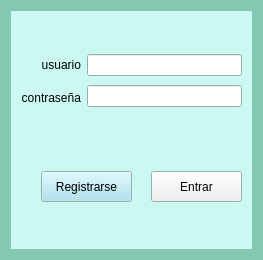
Before: the Qt Designer form vista_login.ui in rdanbaro/App_de_Contexto_Prompts, drawn with Qt 5.
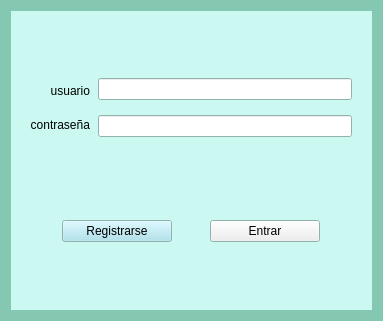
After: the same form once the commit is applied.

Commit message: implementacion de respuesta visual de errores  y validaciones incorrectas

```diff
--- a/vista_login.ui
+++ b/vista_login.ui
@@ -6,12 +6,12 @@
    <rect>
     <x>0</x>
     <y>0</y>
-    <width>263</width>
-    <height>260</height>
+    <width>383</width>
+    <height>321</height>
    </rect>
   </property>
   <property name="sizePolicy">
-   <sizepolicy hsizetype="Preferred" vsizetype="Preferred">
+   <sizepolicy hsizetype="Expanding" vsizetype="Preferred">
     <horstretch>3</horstretch>
     <verstretch>0</verstretch>
    </sizepolicy>
@@ -86,7 +86,10 @@
   <property name="windowTitle">
    <string>Login</string>
   </property>
-  <layout class="QVBoxLayout" name="verticalLayout_3">
+  <property name="windowOpacity">
+   <double>6.500000000000000</double>
+  </property>
+  <layout class="QHBoxLayout" name="horizontalLayout_2">
    <item>
     <widget class="QWidget" name="widget" native="true">
      <property name="minimumSize">
@@ -201,18 +204,34 @@
      <property name="autoFillBackground">
       <bool>true</bool>
      </property>
-     <widget class="QWidget" name="layoutWidget">
-      <property name="geometry">
-       <rect>
-        <x>10</x>
-        <y>40</y>
-        <width>221</width>
-        <height>60</height>
-       </rect>
+     <layout class="QVBoxLayout" name="verticalLayout_4">
+      <property name="spacing">
+       <number>0</number>
       </property>
+      <property name="leftMargin">
+       <number>13</number>
+      </property>
+      <property name="rightMargin">
+       <number>13</number>
+      </property>
+      <item>
+       <layout class="QVBoxLayout" name="verticalLayout_3">
+        <property name="leftMargin">
+         <number>6</number>
+        </property>
+        <property name="rightMargin">
+         <number>7</number>
+        </property>
+        <item>
       <layout class="QHBoxLayout" name="horizontalLayout">
+          <property name="spacing">
+           <number>8</number>
+          </property>
        <item>
         <layout class="QVBoxLayout" name="verticalLayout_2">
+            <property name="spacing">
+             <number>10</number>
+            </property>
          <item>
           <widget class="QLabel" name="etiqueta_usuario">
            <property name="text">
@@ -355,8 +374,15 @@
        </item>
        <item>
         <layout class="QVBoxLayout" name="verticalLayout">
+            <property name="spacing">
+             <number>15</number>
+            </property>
          <item>
-          <widget class="QLineEdit" name="usuario_entrada"/>
+             <widget class="QLineEdit" name="usuario_entrada">
+              <property name="text">
+               <string/>
+              </property>
+             </widget>
          </item>
          <item>
           <widget class="QLineEdit" name="contrasena_entrada"/>
@@ -364,19 +390,143 @@
         </layout>
        </item>
       </layout>
-     </widget>
+        </item>
+        <item>
+         <widget class="QLabel" name="label_error_visual">
+          <property name="maximumSize">
+           <size>
+            <width>16777215</width>
+            <height>25</height>
+           </size>
+          </property>
+          <property name="palette">
+           <palette>
+            <active>
+             <colorrole role="WindowText">
+              <brush brushstyle="SolidPattern">
+               <color alpha="255">
+                <red>224</red>
+                <green>27</green>
+                <blue>36</blue>
+               </color>
+              </brush>
+             </colorrole>
+            </active>
+            <inactive>
+             <colorrole role="WindowText">
+              <brush brushstyle="SolidPattern">
+               <color alpha="255">
+                <red>224</red>
+                <green>27</green>
+                <blue>36</blue>
+               </color>
+              </brush>
+             </colorrole>
+            </inactive>
+            <disabled>
+             <colorrole role="WindowText">
+              <brush brushstyle="SolidPattern">
+               <color alpha="255">
+                <red>190</red>
+                <green>190</green>
+                <blue>190</blue>
+               </color>
+              </brush>
+             </colorrole>
+            </disabled>
+           </palette>
+          </property>
+          <property name="text">
+           <string/>
+          </property>
+          <property name="alignment">
+           <set>Qt::AlignLeading|Qt::AlignLeft|Qt::AlignTop</set>
+          </property>
+         </widget>
+        </item>
+       </layout>
+      </item>
+      <item>
+       <layout class="QHBoxLayout" name="horizontalLayout_3">
+        <property name="spacing">
+         <number>0</number>
+        </property>
+        <property name="rightMargin">
+         <number>0</number>
+        </property>
+        <item>
+         <widget class="QPushButton" name="boton_registrarse">
+          <property name="sizePolicy">
+           <sizepolicy hsizetype="Fixed" vsizetype="Fixed">
+            <horstretch>0</horstretch>
+            <verstretch>0</verstretch>
+           </sizepolicy>
+          </property>
+          <property name="maximumSize">
+           <size>
+            <width>110</width>
+            <height>16777215</height>
+           </size>
+          </property>
+          <property name="baseSize">
+           <size>
+            <width>0</width>
+            <height>0</height>
+           </size>
+          </property>
+          <property name="palette">
+           <palette>
+            <active>
+             <colorrole role="Button">
+              <brush brushstyle="SolidPattern">
+               <color alpha="255">
+                <red>163</red>
+                <green>223</green>
+                <blue>236</blue>
+               </color>
+              </brush>
+             </colorrole>
+            </active>
+            <inactive>
+             <colorrole role="Button">
+              <brush brushstyle="SolidPattern">
+               <color alpha="255">
+                <red>163</red>
+                <green>223</green>
+                <blue>236</blue>
+               </color>
+              </brush>
+             </colorrole>
+            </inactive>
+            <disabled>
+             <colorrole role="Button">
+              <brush brushstyle="SolidPattern">
+               <color alpha="255">
+                <red>163</red>
+                <green>223</green>
+                <blue>236</blue>
+               </color>
+              </brush>
+             </colorrole>
+            </disabled>
+           </palette>
+          </property>
+          <property name="text">
+           <string>Registrarse</string>
+          </property>
+         </widget>
+        </item>
+        <item>
      <widget class="QPushButton" name="boton_entrar">
-      <property name="geometry">
-       <rect>
-        <x>140</x>
-        <y>160</y>
-        <width>91</width>
-        <height>31</height>
-       </rect>
+          <property name="sizePolicy">
+           <sizepolicy hsizetype="Preferred" vsizetype="Fixed">
+            <horstretch>3</horstretch>
+            <verstretch>0</verstretch>
+           </sizepolicy>
       </property>
       <property name="maximumSize">
        <size>
-        <width>235</width>
+            <width>110</width>
         <height>16777215</height>
        </size>
       </property>
@@ -417,6 +567,14 @@
         </disabled>
        </palette>
       </property>
+          <property name="font">
+           <font>
+            <family>Ubuntu</family>
+           </font>
+          </property>
+          <property name="acceptDrops">
+           <bool>false</bool>
+          </property>
       <property name="styleSheet">
        <string notr="true"/>
       </property>
@@ -424,56 +582,10 @@
        <string>Entrar</string>
       </property>
      </widget>
-     <widget class="QPushButton" name="boton_registrarse">
-      <property name="geometry">
-       <rect>
-        <x>30</x>
-        <y>160</y>
-        <width>91</width>
-        <height>31</height>
-       </rect>
-      </property>
-      <property name="palette">
-       <palette>
-        <active>
-         <colorrole role="Button">
-          <brush brushstyle="SolidPattern">
-           <color alpha="255">
-            <red>163</red>
-            <green>223</green>
-            <blue>236</blue>
-           </color>
-          </brush>
-         </colorrole>
-        </active>
-        <inactive>
-         <colorrole role="Button">
-          <brush brushstyle="SolidPattern">
-           <color alpha="255">
-            <red>163</red>
-            <green>223</green>
-            <blue>236</blue>
-           </color>
-          </brush>
-         </colorrole>
-        </inactive>
-        <disabled>
-         <colorrole role="Button">
-          <brush brushstyle="SolidPattern">
-           <color alpha="255">
-            <red>163</red>
-            <green>223</green>
-            <blue>236</blue>
-           </color>
-          </brush>
-         </colorrole>
-        </disabled>
-       </palette>
-      </property>
-      <property name="text">
-       <string>Registrarse</string>
-      </property>
-     </widget>
+        </item>
+       </layout>
+      </item>
+     </layout>
     </widget>
    </item>
   </layout>
```
Left out of the diff: 6 changed lines with no effect on the pictures. Lines whose indentation alone changed are shown as unchanged. The commit also changes 9 other files.
